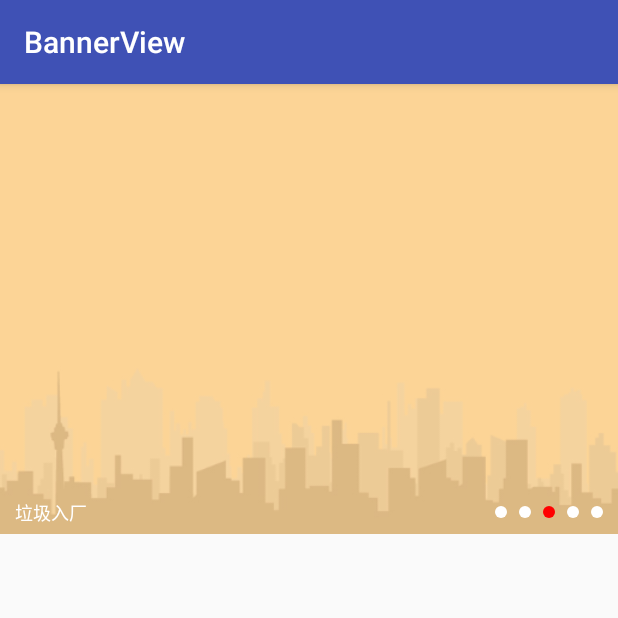
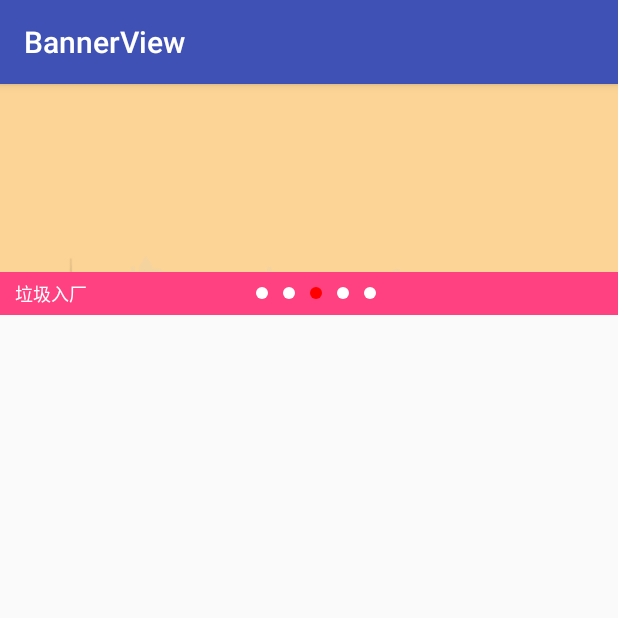
Before and after one commit to JingMeng/BannerView, an Android app: the screen it shows after launch (MainActivity), on a phone screen of 412 x 824 dp, the top half of it. Run offline under Robolectric (Android 15) with nearby library versions, the phone set to English and light mode, and no system bars; 1 statement that could not run was skipped.

Commit message:
无限轮播Banner，完成

```diff
--- a/app/src/main/java/com/baimeng/bannerview/MainActivity.java
+++ b/app/src/main/java/com/baimeng/bannerview/MainActivity.java
@@ -27,8 +27,15 @@ public class MainActivity extends AppCompatActivity {
         mMyVP = (BannerView)findViewById(R.id.my_viewpager);
         mMyVP.setAdapter(new BannerAdapter() {
             @Override
-            public View getView(int positon) {
-                ImageView img = new ImageView( MainActivity.this);
+            public View getView(int positon , View convertview) {
+
+                ImageView img = null ;
+                if(convertview == null){
+                    img = new ImageView( MainActivity.this);
+                }else {
+                    img = (ImageView) convertview ;
+                }
+
                 img.setImageResource(items[positon]);
                 img.setScaleType(ImageView.ScaleType.CENTER_CROP);
                 //img.setImageResource(R.mipmap.ic_launcher);
--- a/app/src/main/java/com/baimeng/bannerview/banner/BannerAdapter.java
+++ b/app/src/main/java/com/baimeng/bannerview/banner/BannerAdapter.java
@@ -8,7 +8,7 @@ import android.widget.BaseAdapter;
  */
 
 public abstract class BannerAdapter {
-    public abstract View getView(int positon) ;
+    public abstract View getView(int positon , View convertview) ;
 
     public abstract int getCount();
 
--- a/app/src/main/java/com/baimeng/bannerview/banner/BannerView.java
+++ b/app/src/main/java/com/baimeng/bannerview/banner/BannerView.java
@@ -1,6 +1,7 @@
 package com.baimeng.bannerview.banner;
 
 import android.content.Context;
+import android.content.res.TypedArray;
 import android.graphics.Color;
 import android.graphics.drawable.ColorDrawable;
 import android.graphics.drawable.Drawable;
@@ -39,6 +40,20 @@ public class BannerView extends RelativeLayout{
     //当前指示点
     private int mCurrIndicator = 0 ;
 
+    //自定义属性
+    //指示点的位置，默认在左边
+    private int mDotGravity = -1 ;
+    //点的大小，默认8dp
+    private int mDotSize = 8 ;
+    //点的间距，默认8dp
+    private int mDotDistance ;
+    //指示点背景颜色
+    private int mBottomColor = Color.TRANSPARENT ;
+    //宽高比
+    private float mWidthProportion,mHeightProportion;
+
+    private View mBannerBV;
+
     public BannerView(Context context) {
         this(context,null);
     }
@@ -51,15 +66,43 @@ public class BannerView extends RelativeLayout{
         super(context, attrs, defStyleAttr);
         this.mContext = context ;
         View view = inflate(context, R.layout.ui_banner_layout, this);
+        initAttribute(context ,attrs);
         initView();
         mIndicatorFocuDrawable = new ColorDrawable(Color.RED);
         mIndicatorNormalDrawable = new ColorDrawable(Color.WHITE);
+    }
+
+    /**
+     * 初始化属性
+     * @param attrs
+     */
+    private void initAttribute(Context context ,AttributeSet attrs) {
+        TypedArray array = context.obtainStyledAttributes(attrs, R.styleable.BannerView);
+        mDotGravity = array.getInt(R.styleable.BannerView_dotGravity,mDotGravity);
+        mIndicatorFocuDrawable = array.getDrawable(R.styleable.BannerView_dotIndicatorFocus);
+        if(mIndicatorFocuDrawable == null){
+            //如果在布局文件中没有配置颜色或者drawable
+            mIndicatorFocuDrawable = new ColorDrawable(Color.RED);
+        }
+        mIndicatorNormalDrawable = array.getDrawable(R.styleable.BannerView_dotIndicatorNormal);
+        if(mIndicatorNormalDrawable == null){
+            mIndicatorNormalDrawable = new ColorDrawable(Color.WHITE) ;
+        }
+        mDotSize = (int) array.getDimension(R.styleable.BannerView_dotSize,dip2px(mDotSize));
+        mDotDistance = (int) array.getDimension(R.styleable.BannerView_dotDistance,dip2px(mDotDistance));
+        mBottomColor = array.getColor(R.styleable.BannerView_bottomColor,mBottomColor);
+        mHeightProportion = array.getFloat(R.styleable.BannerView_heightProportion,mHeightProportion);
+        mWidthProportion = array.getFloat(R.styleable.BannerView_widthProportion,mWidthProportion);
+        array.recycle();
     }
 
     private void initView() {
         mBannerVP = (BannerViewPager)findViewById(R.id.banner_vp);
         mBannerDesc = (TextView) findViewById(R.id.banner_desc);
         mDotContainer = (LinearLayout)findViewById(R.id.dot_container);
+        mBannerBV = findViewById(R.id.banner_bottom_view);
+        mBannerBV.setBackgroundColor(mBottomColor);
+
     }
 
     /**
@@ -88,16 +131,30 @@ public class BannerView extends RelativeLayout{
 
         String desc = mAdapter.getItemDesc(mCurrIndicator);
         mBannerDesc.setText(desc);
+
+        post(new Runnable() {
+            @Override
+            public void run() {
+                //动态指定高度
+                if(mHeightProportion == 0 || mWidthProportion == 0){
+                    return;
+                }
+                int width = getMeasuredWidth();
+                int height = (int) (width * mHeightProportion / mWidthProportion);
+                getLayoutParams().height = height ;
+               // mBannerBV.getLayoutParams().height = height;
+            }
+        });
     }
 
     private void initDotIndicator() {
         int count = mAdapter.getCount();
-        mDotContainer.setGravity(Gravity.RIGHT);
+        mDotContainer.setGravity(getDotGravity());
         for (int i = 0 ; i < count ; i++){
             DotIndicatorView dot = new DotIndicatorView(mContext);
-            LinearLayout.LayoutParams params = new LinearLayout.LayoutParams(dip2px(8),dip2px(8));
+            LinearLayout.LayoutParams params = new LinearLayout.LayoutParams(mDotSize,mDotSize);
             dot.setLayoutParams(params);
-            params.leftMargin = dip2px(8) ;
+            params.leftMargin = mDotDistance ;
             if(i == 0){
                 dot.setDrawable(mIndicatorFocuDrawable);
             }else {
@@ -105,6 +162,18 @@ public class BannerView extends RelativeLayout{
             }
             mDotContainer.addView(dot);
         }
+    }
+
+        private int getDotGravity() {
+        switch (mDotGravity){
+            case 0 :
+                return Gravity.CENTER ;
+            case 1 :
+                return Gravity.LEFT ;
+            case -1 :
+                return Gravity.RIGHT ;
+        }
+        return Gravity.RIGHT;
     }
 
     /**
--- a/app/src/main/java/com/baimeng/bannerview/banner/BannerViewPager.java
+++ b/app/src/main/java/com/baimeng/bannerview/banner/BannerViewPager.java
@@ -1,5 +1,7 @@
 package com.baimeng.bannerview.banner;
 
+import android.app.Activity;
+import android.app.Application;
 import android.content.Context;
 import android.os.Handler;
 import android.os.Message;
@@ -10,6 +12,8 @@ import android.view.View;
 import android.view.ViewGroup;
 
 import java.lang.reflect.Field;
+import java.util.ArrayList;
+import java.util.List;
 
 /**
  * Created by Administrator on 2017/8/9.
@@ -22,6 +26,9 @@ public class BannerViewPager extends ViewPager {
     private final int SCROLL_MSG = 0x0011 ;
     private int mCutDownTime = 3500 ;
     private BannerScroller mScroller;
+    private Activity mActivity ;
+
+    private List<View> mConvertViews ;
 
     public BannerViewPager(Context context) {
         this(context,null);
@@ -39,6 +46,7 @@ public class BannerViewPager extends ViewPager {
         } catch (Exception e) {
             e.printStackTrace();
         }
+        mConvertViews = new ArrayList<>();
     }
 
     public Handler mHandler = new Handler(){
@@ -54,6 +62,7 @@ public class BannerViewPager extends ViewPager {
     public void setAdapter (BannerAdapter adapter){
         this.mAdapter = adapter ;
         setAdapter(new BannerViewAdapter());
+        mActivity.getApplication().registerActivityLifecycleCallbacks(activityLife);
     }
 
     @Override
@@ -75,7 +84,7 @@ public class BannerViewPager extends ViewPager {
 
         @Override
         public Object instantiateItem(ViewGroup container, int position) {
-            View view = mAdapter.getView(position % mAdapter.getCount());
+            View view = mAdapter.getView(position % mAdapter.getCount(),getConverView());
             container.addView(view);
             return view;
         }
@@ -83,8 +92,19 @@ public class BannerViewPager extends ViewPager {
         @Override
         public void destroyItem(ViewGroup container, int position, Object object) {
             container.removeView((View)object);
-            object = null ;
+            //复用convertview
+            mConvertViews.add((View) object) ;
         }
+    }
+
+    //返回复用的界面
+    private View getConverView() {
+        for (int i = 0 ; i<mConvertViews.size() ; i++){
+            if(mConvertViews.get(i).getParent() == null){
+                return mConvertViews.get(i);
+            }
+        }
+        return null ;
     }
 
     /**
@@ -103,6 +123,7 @@ public class BannerViewPager extends ViewPager {
         super.onDetachedFromWindow();
         mHandler.removeMessages(SCROLL_MSG);
         mHandler = null ;
+        mActivity.getApplication().unregisterActivityLifecycleCallbacks(activityLife);
     }
 
     /**
@@ -113,4 +134,23 @@ public class BannerViewPager extends ViewPager {
         mScroller.setScrollerDuration(duration);
     }
 
+
+    Application.ActivityLifecycleCallbacks  activityLife = new DefaultActivityLifeCycleCallBack(){
+        @Override
+        public void onActivityResumed(Activity activity) {
+            if(activity == mActivity){
+                mHandler.sendEmptyMessageDelayed(SCROLL_MSG,mCutDownTime);
+            }
+        }
+
+        @Override
+        public void onActivityPaused(Activity activity) {
+            if(activity == mActivity){
+                mHandler.removeMessages(SCROLL_MSG);
+            }
+        }
+    };
+
+
+
 }
--- /dev/null
+++ b/app/src/main/java/com/baimeng/bannerview/banner/DefaultActivityLifeCycleCallBack.java
@@ -0,0 +1,46 @@
+package com.baimeng.bannerview.banner;
+
+import android.app.Activity;
+import android.app.Application;
+import android.os.Bundle;
+
+/**
+ * Created by Administrator on 2017/8/10.
+ */
+
+public class DefaultActivityLifeCycleCallBack implements Application.ActivityLifecycleCallbacks {
+    @Override
+    public void onActivityCreated(Activity activity, Bundle savedInstanceState) {
+
+    }
+
+    @Override
+    public void onActivityStarted(Activity activity) {
+
+    }
+
+    @Override
+    public void onActivityResumed(Activity activity) {
+
+    }
+
+    @Override
+    public void onActivityPaused(Activity activity) {
+
+    }
+
+    @Override
+    public void onActivityStopped(Activity activity) {
+
+    }
+
+    @Override
+    public void onActivitySaveInstanceState(Activity activity, Bundle outState) {
+
+    }
+
+    @Override
+    public void onActivityDestroyed(Activity activity) {
+
+    }
+}
--- a/app/src/main/java/com/baimeng/bannerview/banner/DotIndicatorView.java
+++ b/app/src/main/java/com/baimeng/bannerview/banner/DotIndicatorView.java
@@ -65,6 +65,8 @@ public class DotIndicatorView extends View {
         canvas.drawCircle(getMeasuredWidth()/2,getMeasuredHeight()/2,getMeasuredHeight()/2,paint);
         paint.setXfermode(new PorterDuffXfermode(PorterDuff.Mode.SRC_IN));
         canvas.drawBitmap(bitmap,0,0,paint);
+        bitmap.recycle();
+        bitmap = null ;
         return circleBitmap ;
     }
 
--- a/app/src/main/res/layout/activity_main.xml
+++ b/app/src/main/res/layout/activity_main.xml
@@ -8,7 +8,15 @@
     <com.baimeng.bannerview.banner.BannerView
         android:id="@+id/my_viewpager"
         android:layout_width="match_parent"
-        android:layout_height="300dp">
+        android:layout_height="300dp"
+        app:widthProportion="8"
+        app:heightProportion="3"
+        app:dotSize="8dp"
+        app:dotDistance="10dp"
+        app:dotGravity="center"
+        app:bottomColor="@color/colorAccent"
+        app:dotIndicatorFocus="@color/colorPrimaryDark"
+        app:dotIndicatorNormal="#ffffff">
     </com.baimeng.bannerview.banner.BannerView>
 
 
--- a/app/src/main/res/layout/ui_banner_layout.xml
+++ b/app/src/main/res/layout/ui_banner_layout.xml
@@ -8,6 +8,7 @@
         android:layout_height="match_parent">
     </com.baimeng.bannerview.banner.BannerViewPager>
     <RelativeLayout
+        android:id="@+id/banner_bottom_view"
         android:layout_width="match_parent"
         android:layout_height="wrap_content"
         android:paddingBottom="5dp"
```
Also changed, not shown: app/src/main/res/values/attrs.xml (added, +22 -0 lines).
